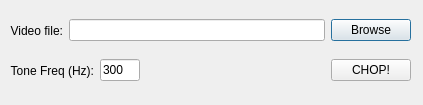
The window that videochop_gui.ui (npollard/VideoChop) describes before a commit, drawn with Qt 5.
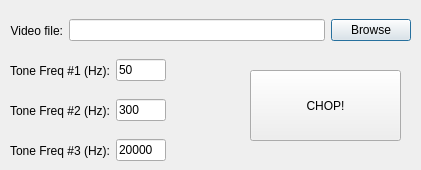
The same window after the commit. Icons and pictures are not drawn.

Commit message: three tone gui

```diff
--- a/videochop_gui.ui
+++ b/videochop_gui.ui
@@ -6,8 +6,8 @@
    <rect>
     <x>0</x>
     <y>0</y>
-    <width>423</width>
-    <height>105</height>
+    <width>421</width>
+    <height>170</height>
    </rect>
   </property>
   <property name="windowTitle">
@@ -54,7 +54,7 @@
     <rect>
      <x>10</x>
      <y>50</y>
-     <width>401</width>
+     <width>221</width>
      <height>41</height>
     </rect>
    </property>
@@ -62,7 +62,7 @@
     <item>
      <widget class="QLabel" name="label_3">
       <property name="text">
-       <string>Tone Freq (Hz):</string>
+       <string>Tone Freq #1 (Hz):</string>
       </property>
       <property name="alignment">
        <set>Qt::AlignRight|Qt::AlignTrailing|Qt::AlignVCenter</set>
@@ -73,12 +73,12 @@
      <widget class="QLineEdit" name="tone_freq">
       <property name="maximumSize">
        <size>
-        <width>40</width>
+        <width>50</width>
         <height>16777215</height>
        </size>
       </property>
       <property name="text">
-       <string>300</string>
+       <string>50</string>
       </property>
      </widget>
     </item>
@@ -95,12 +95,114 @@
       </property>
      </spacer>
     </item>
+   </layout>
+  </widget>
+  <widget class="QPushButton" name="chop_button">
+   <property name="geometry">
+    <rect>
+     <x>250</x>
+     <y>70</y>
+     <width>151</width>
+     <height>71</height>
+    </rect>
+   </property>
+   <property name="text">
+    <string>CHOP!</string>
+   </property>
+  </widget>
+  <widget class="QWidget" name="horizontalLayoutWidget_5">
+   <property name="geometry">
+    <rect>
+     <x>10</x>
+     <y>90</y>
+     <width>221</width>
+     <height>41</height>
+    </rect>
+   </property>
+   <layout class="QHBoxLayout" name="horizontalLayout_5">
     <item>
-     <widget class="QPushButton" name="chop_button">
+     <widget class="QLabel" name="label_4">
       <property name="text">
-       <string>CHOP!</string>
+       <string>Tone Freq #2 (Hz):</string>
       </property>
+      <property name="alignment">
+       <set>Qt::AlignRight|Qt::AlignTrailing|Qt::AlignVCenter</set>
+      </property>
      </widget>
+    </item>
+    <item>
+     <widget class="QLineEdit" name="tone_freq_2">
+      <property name="maximumSize">
+       <size>
+        <width>50</width>
+        <height>16777215</height>
+       </size>
+      </property>
+      <property name="text">
+       <string>300</string>
+      </property>
+     </widget>
+    </item>
+    <item>
+     <spacer name="horizontalSpacer_2">
+      <property name="orientation">
+       <enum>Qt::Horizontal</enum>
+      </property>
+      <property name="sizeHint" stdset="0">
+       <size>
+        <width>40</width>
+        <height>20</height>
+       </size>
+      </property>
+     </spacer>
+    </item>
+   </layout>
+  </widget>
+  <widget class="QWidget" name="horizontalLayoutWidget_6">
+   <property name="geometry">
+    <rect>
+     <x>10</x>
+     <y>130</y>
+     <width>221</width>
+     <height>41</height>
+    </rect>
+   </property>
+   <layout class="QHBoxLayout" name="horizontalLayout_6">
+    <item>
+     <widget class="QLabel" name="label_5">
+      <property name="text">
+       <string>Tone Freq #3 (Hz):</string>
+      </property>
+      <property name="alignment">
+       <set>Qt::AlignRight|Qt::AlignTrailing|Qt::AlignVCenter</set>
+      </property>
+     </widget>
+    </item>
+    <item>
+     <widget class="QLineEdit" name="tone_freq_3">
+      <property name="maximumSize">
+       <size>
+        <width>50</width>
+        <height>16777215</height>
+       </size>
+      </property>
+      <property name="text">
+       <string>20000</string>
+      </property>
+     </widget>
+    </item>
+    <item>
+     <spacer name="horizontalSpacer_3">
+      <property name="orientation">
+       <enum>Qt::Horizontal</enum>
+      </property>
+      <property name="sizeHint" stdset="0">
+       <size>
+        <width>40</width>
+        <height>20</height>
+       </size>
+      </property>
+     </spacer>
     </item>
    </layout>
   </widget>
```
The commit also changes 2 other files.
